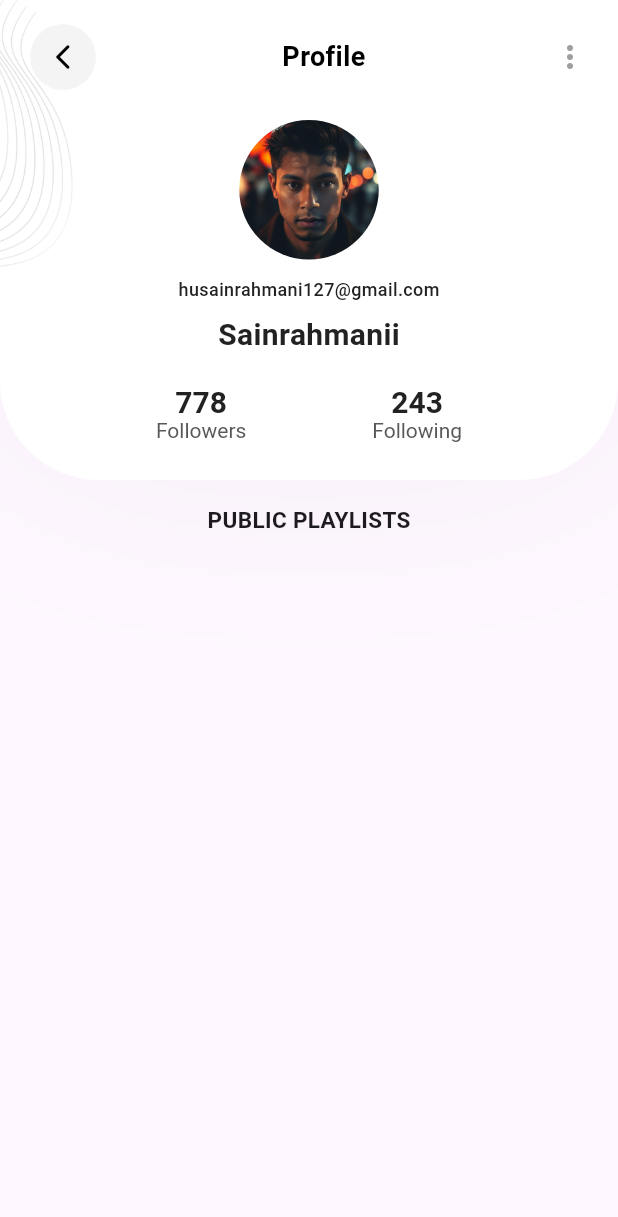
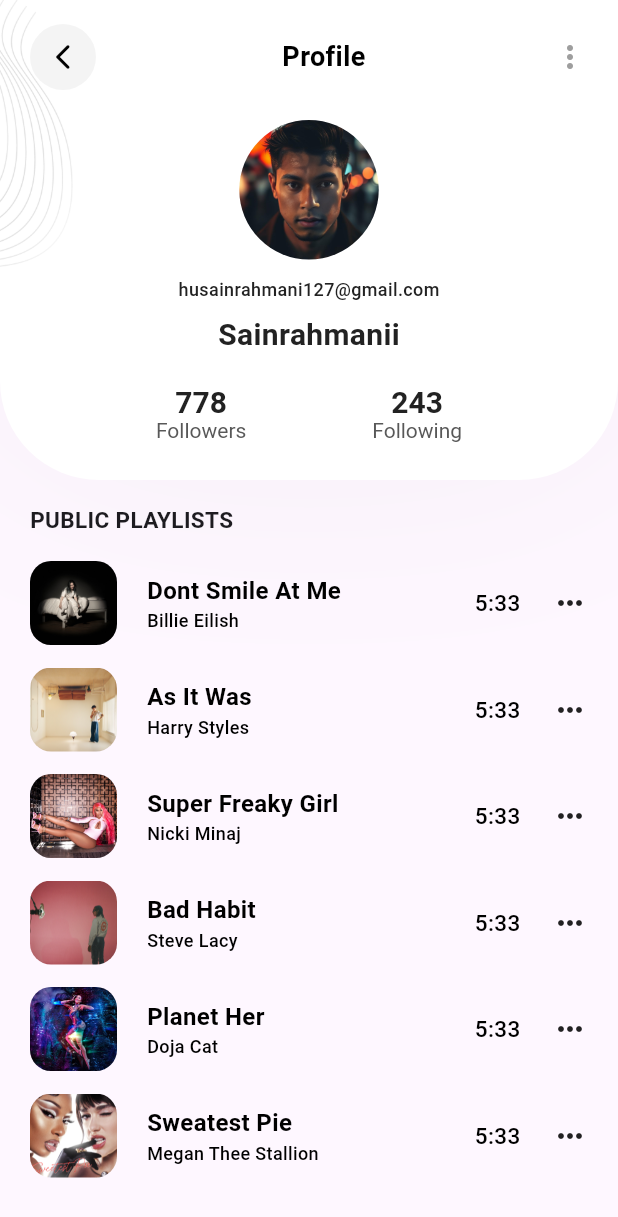
Before and after one commit to sainrahmanii/spotify-ui, a Flutter app: the ProfileScreen screen opened directly, on a phone screen of 412 x 824 dp. Shown: the top 1217 px of the screen. Run offline on Flutter 3.47's test engine with Material 3 defaults, Android fonts, the phone set to English and light mode, and no system bars; our stand-ins replace flutter_svg; Roboto replaces fonts that are missing (PoppinsBold).

Commit message:
fix : profile screen

```diff
--- /dev/null
+++ b/lib/data/public_playlist.dart
@@ -0,0 +1,38 @@
+List<Map<String, String>> publicPlaylistItem = [
+  {
+    "image": "assets/images/lilbubblegum.png",
+    "songName": "Dont Smile At Me",
+    "singerName": "Billie Eilish",
+    "minutes": "5:33",
+  },
+  {
+    "image": "assets/images/as-it-was.png",
+    "songName": "As It Was",
+    "singerName": "Harry Styles",
+    "minutes": "5:33",
+  },
+  {
+    "image": "assets/images/super-freaky-girl.png",
+    "songName": "Super Freaky Girl",
+    "singerName": "Nicki Minaj",
+    "minutes": "5:33",
+  },
+  {
+    "image": "assets/images/bad-habit.png",
+    "songName": "Bad Habit",
+    "singerName": "Steve Lacy",
+    "minutes": "5:33",
+  },
+  {
+    "image": "assets/images/planet-her.png",
+    "songName": "Planet Her",
+    "singerName": "Doja Cat",
+    "minutes": "5:33",
+  },
+  {
+    "image": "assets/images/sweatest-pie.png",
+    "songName": "Sweatest Pie",
+    "singerName": "Megan Thee Stallion",
+    "minutes": "5:33",
+  },
+];
--- a/lib/screen/profile_screen.dart
+++ b/lib/screen/profile_screen.dart
@@ -1,5 +1,7 @@
 import 'package:flutter/material.dart';
+import 'package:spotify_ui/data/public_playlist.dart';
 import 'package:spotify_ui/widgets/arrow_back_with_text.dart';
+import 'package:spotify_ui/widgets/public_playlist_item.dart';
 
 class ProfileScreen extends StatelessWidget {
   const ProfileScreen({super.key});
@@ -147,20 +149,53 @@ class ProfileScreen extends StatelessWidget {
                   ),
                 ],
               ),
-              const Padding(
-                padding: EdgeInsets.symmetric(
+              Padding(
+                padding: const EdgeInsets.symmetric(
                   horizontal: 20,
                   vertical: 16,
                 ),
                 child: Column(
                   mainAxisAlignment: MainAxisAlignment.start,
                   children: [
-                    Text(
-                      "PUBLIC PLAYLISTS",
-                      textAlign: TextAlign.start,
-                      style: TextStyle(
-                        fontWeight: FontWeight.bold,
-                        fontSize: 15,
+                    const Align(
+                      alignment: Alignment.centerLeft,
+                      child: Text(
+                        "PUBLIC PLAYLISTS",
+                        textAlign: TextAlign.start,
+                        style: TextStyle(
+                          fontWeight: FontWeight.bold,
+                          fontSize: 15,
+                        ),
+                      ),
+                    ),
+                    const SizedBox(
+                      height: 17,
+                    ),
+                    // PublicPlaylistItem(
+                    //   image: image,
+                    //   songName: songName,
+                    //   singerName: singerName,
+                    //   minutes: minutes
+                    // ),
+                    SizedBox(
+                      height: MediaQuery.of(context).size.height / 1.75,
+                      child: ListView.separated(
+                        itemCount: publicPlaylistItem.length,
+                        itemBuilder: (context, index) {
+                          return PublicPlaylistItem(
+                            image: publicPlaylistItem[index]['image'] ?? '',
+                            songName:
+                                publicPlaylistItem[index]['songName'] ?? '',
+                            singerName:
+                                publicPlaylistItem[index]['singerName'] ?? '',
+                            minutes: publicPlaylistItem[index]['minutes'] ?? '',
+                          );
+                        },
+                        separatorBuilder: (context, index) {
+                          return const SizedBox(
+                            height: 15,
+                          );
+                        },
                       ),
                     )
                   ],
--- /dev/null
+++ b/lib/widgets/public_playlist_item.dart
@@ -0,0 +1,73 @@
+import 'package:flutter/material.dart';
+
+class PublicPlaylistItem extends StatelessWidget {
+  const PublicPlaylistItem({
+    super.key,
+    required this.image,
+    required this.songName,
+    required this.singerName,
+    required this.minutes,
+  });
+
+  final String image, songName, singerName, minutes;
+
+  @override
+  Widget build(BuildContext context) {
+    return Row(
+      crossAxisAlignment: CrossAxisAlignment.center,
+      children: [
+        Container(
+          width: 58,
+          height: 56,
+          decoration: BoxDecoration(
+            image: DecorationImage(
+              image: AssetImage(image),
+            ),
+            borderRadius: BorderRadius.circular(14),
+          ),
+        ),
+        const SizedBox(
+          width: 20,
+        ),
+        Column(
+          crossAxisAlignment: CrossAxisAlignment.start,
+          children: [
+            Text(
+              songName,
+              style: const TextStyle(
+                fontWeight: FontWeight.bold,
+                fontSize: 16,
+                color: Colors.black,
+              ),
+            ),
+            Text(
+              singerName,
+              style: const TextStyle(
+                fontWeight: FontWeight.w500,
+                fontSize: 12,
+                color: Colors.black,
+              ),
+            ),
+          ],
+        ),
+        Expanded(
+          child: Row(
+            mainAxisAlignment: MainAxisAlignment.end,
+            spacing: 21,
+            children: [
+              Text(
+                minutes,
+                style: const TextStyle(
+                  fontWeight: FontWeight.w500,
+                  fontSize: 15,
+                  color: Colors.black,
+                ),
+              ),
+              const Icon(Icons.more_horiz_rounded),
+            ],
+          ),
+        )
+      ],
+    );
+  }
+}
```
Also changed, not shown: assets/images/as-it-was.png (added), assets/images/bad-habit.png (added), assets/images/planet-her.png (added), assets/images/super-freaky-girl.png (added), assets/images/sweatest-pie.png (added).
